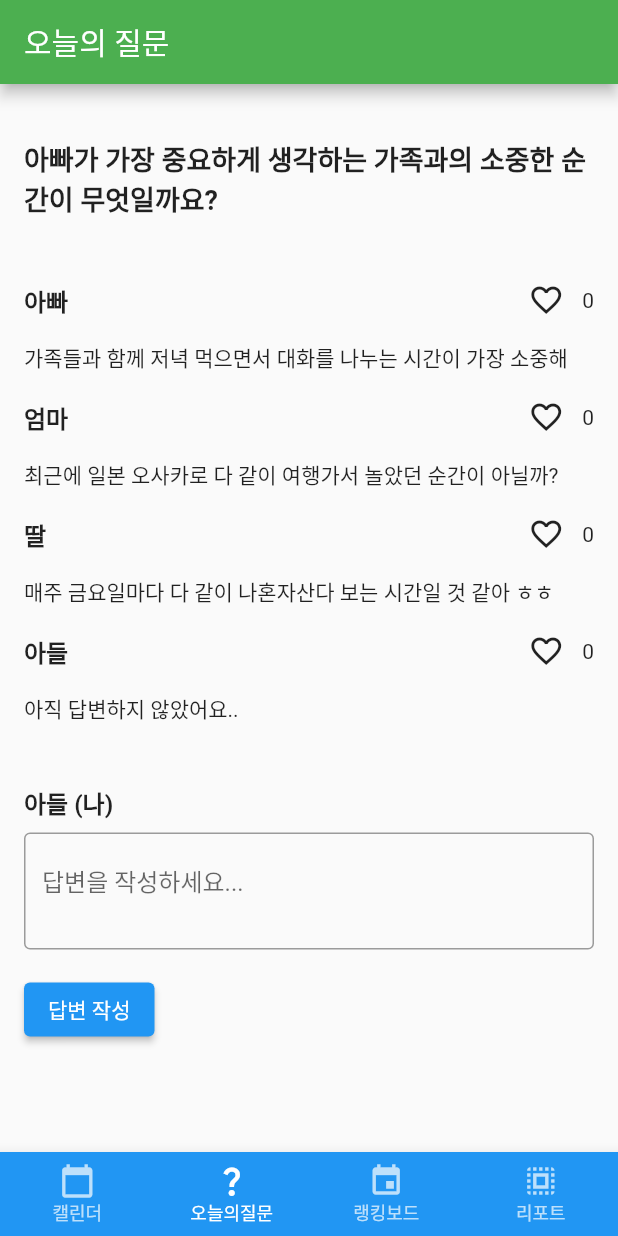
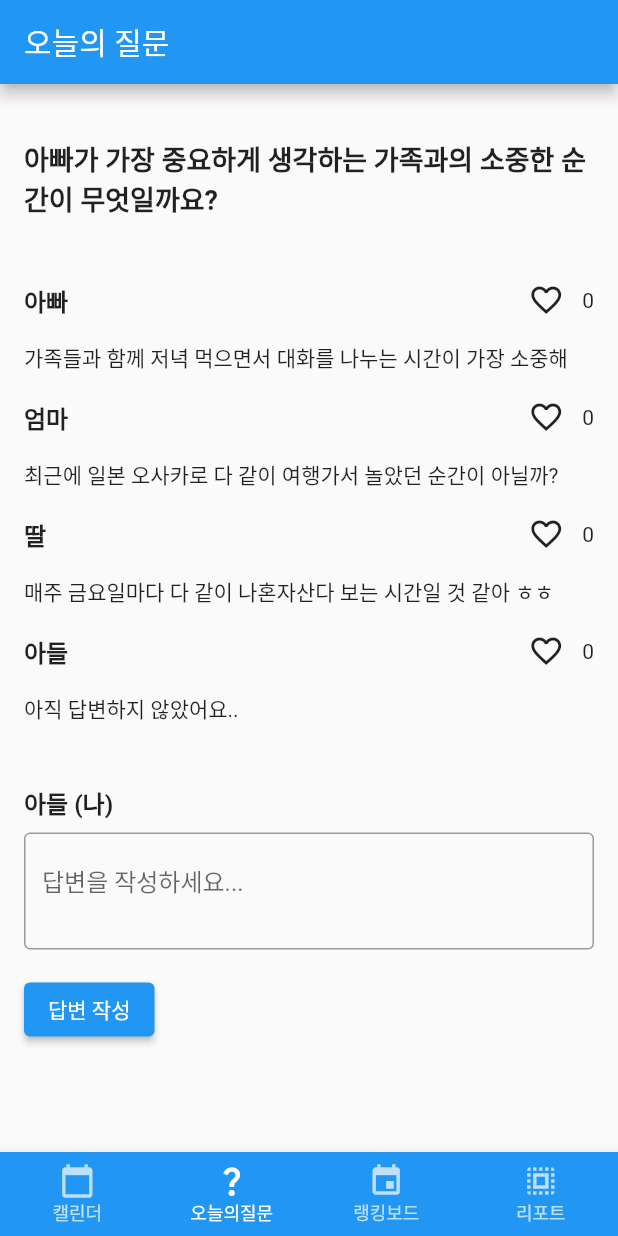
Before and after one commit to ozeeeno/soso_family, a Flutter app: the screen it shows after launch, item 2 of the bottom bar chosen, on a phone screen of 412 x 824 dp. Run offline on Flutter 3.47's test engine with Material 2 defaults, Android fonts, the light colour scheme and no system bars; our stand-ins replace table_calendar.

Commit message:
style: question_page color

```diff
--- a/frontend/soso_family/lib/pages/question.dart
+++ b/frontend/soso_family/lib/pages/question.dart
@@ -43,7 +43,6 @@ class _QuestionPageState extends State<QuestionPage> {
     return Scaffold(
       appBar: AppBar(
         title: Text('오늘의 질문'),
-        backgroundColor: Colors.green,
       ),
       body: Padding(
         padding: const EdgeInsets.all(16.0),
```
